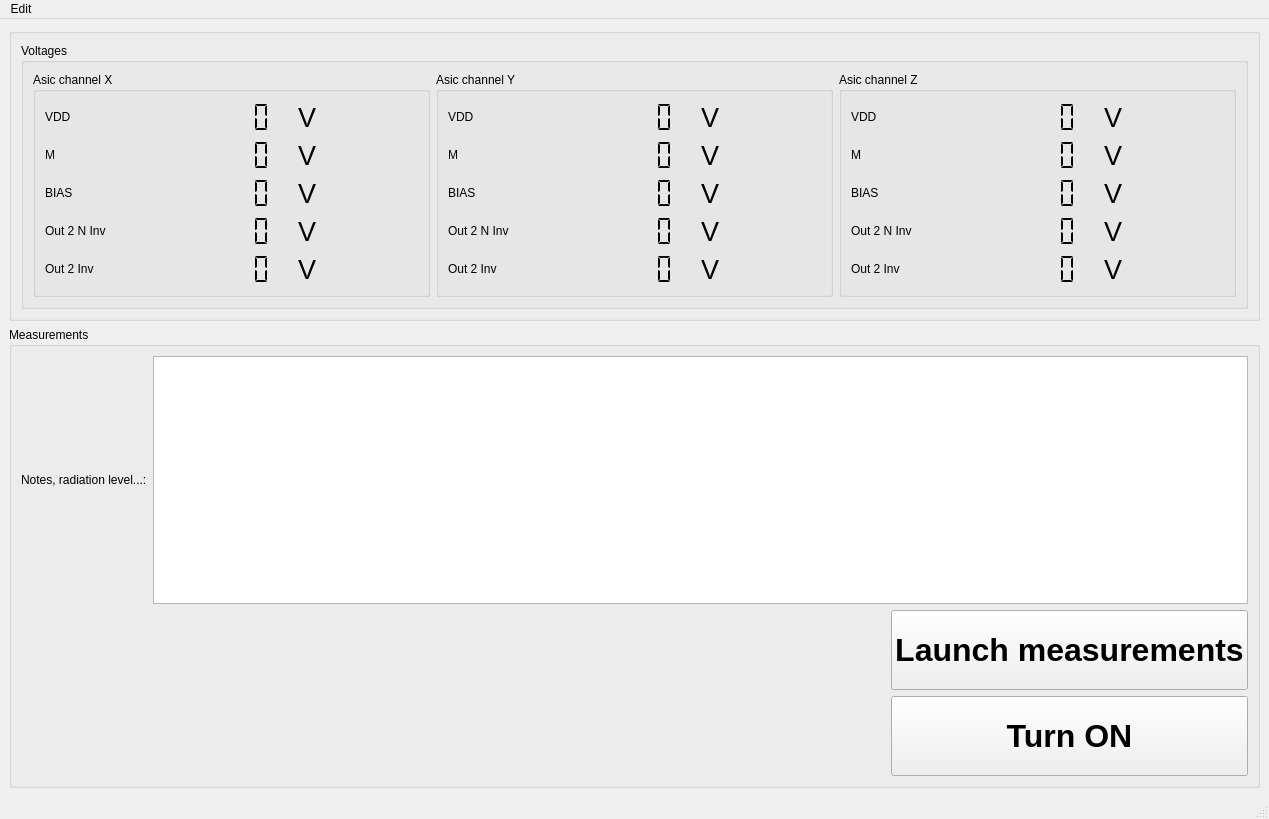
Qt form designer/mainwindow.ui (NadjB/Juice_SCM_GSE) before a commit.
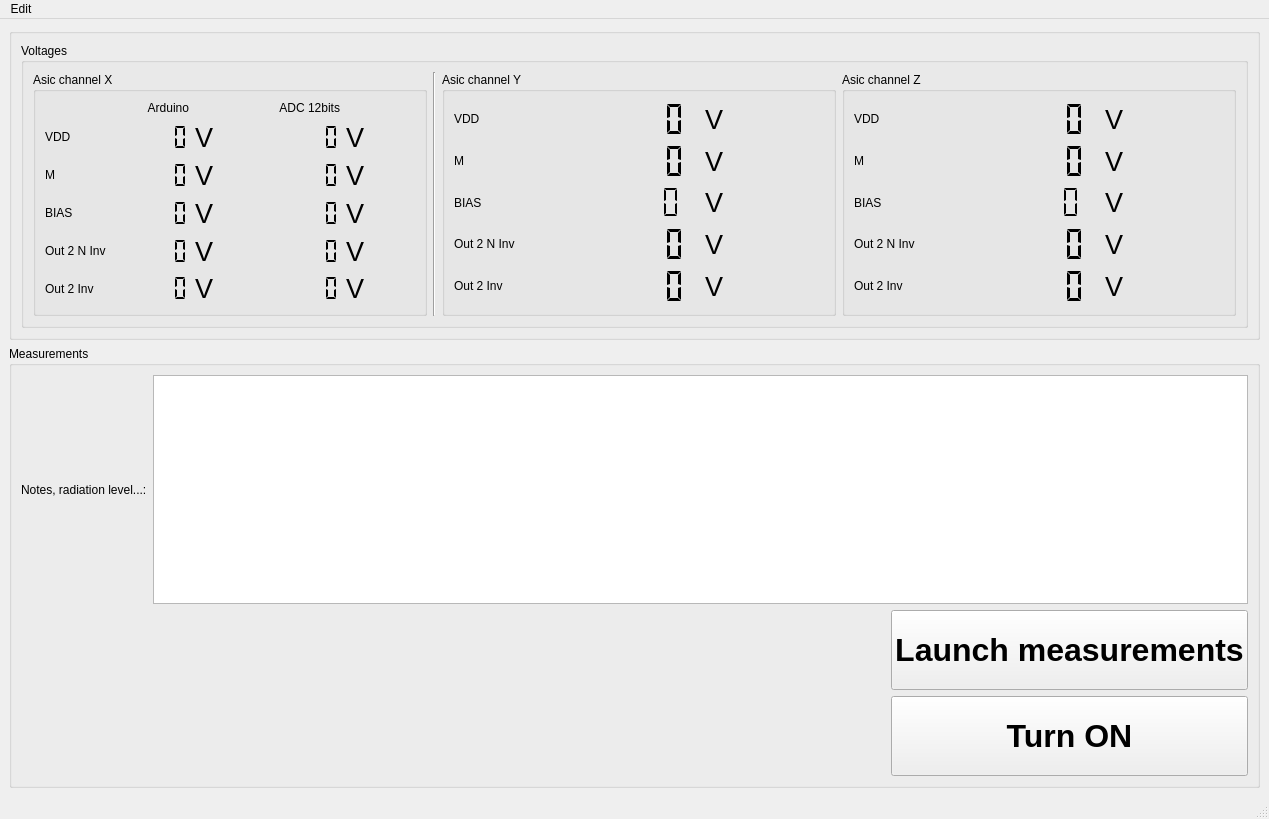
The same form after that commit. Icons and pictures are not drawn.

```diff
--- a/designer/mainwindow.ui
+++ b/designer/mainwindow.ui
@@ -31,7 +31,7 @@
           <string>Voltages</string>
          </property>
          <layout class="QGridLayout" name="gridLayout_4">
-          <item row="0" column="2">
+          <item row="0" column="3">
            <widget class="QGroupBox" name="groupBox_4">
             <property name="title">
              <string>Asic channel Z</string>
@@ -231,58 +231,7 @@
              <string>Asic channel X</string>
             </property>
             <layout class="QGridLayout" name="gridLayout_7">
-             <item row="2" column="0">
-              <widget class="QLabel" name="label_17">
-               <property name="text">
-                <string>M</string>
-               </property>
-              </widget>
-             </item>
-             <item row="2" column="1">
-              <widget class="QLCDNumber" name="CHX_M">
-               <property name="minimumSize">
-                <size>
-                 <width>0</width>
-                 <height>32</height>
-                </size>
-               </property>
-               <property name="frameShape">
-                <enum>QFrame::NoFrame</enum>
-               </property>
-               <property name="segmentStyle">
-                <enum>QLCDNumber::Flat</enum>
-               </property>
-              </widget>
-             </item>
              <item row="3" column="2">
-              <widget class="QLabel" name="label_27">
-               <property name="font">
-                <font>
-                 <pointsize>20</pointsize>
-                 <weight>50</weight>
-                 <bold>false</bold>
-                </font>
-               </property>
-               <property name="text">
-                <string>V</string>
-               </property>
-              </widget>
-             </item>
-             <item row="1" column="0">
-              <widget class="QLabel" name="label_18">
-               <property name="text">
-                <string>VDD</string>
-               </property>
-              </widget>
-             </item>
-             <item row="3" column="0">
-              <widget class="QLabel" name="label_16">
-               <property name="text">
-                <string>BIAS</string>
-               </property>
-              </widget>
-             </item>
-             <item row="2" column="2">
               <widget class="QLabel" name="label_26">
                <property name="font">
                 <font>
@@ -296,23 +245,7 @@
                </property>
               </widget>
              </item>
-             <item row="1" column="1">
-              <widget class="QLCDNumber" name="CHX_VDD">
-               <property name="minimumSize">
-                <size>
-                 <width>0</width>
-                 <height>32</height>
-                </size>
-               </property>
-               <property name="frameShape">
-                <enum>QFrame::NoFrame</enum>
-               </property>
-               <property name="segmentStyle">
-                <enum>QLCDNumber::Flat</enum>
-               </property>
-              </widget>
-             </item>
-             <item row="5" column="2">
+             <item row="6" column="2">
               <widget class="QLabel" name="label_35">
                <property name="font">
                 <font>
@@ -324,14 +257,34 @@
                </property>
               </widget>
              </item>
-             <item row="3" column="1">
-              <widget class="QLCDNumber" name="CHX_BIAS">
+             <item row="4" column="2">
+              <widget class="QLabel" name="label_27">
+               <property name="font">
+                <font>
+                 <pointsize>20</pointsize>
+                 <weight>50</weight>
+                 <bold>false</bold>
+                </font>
+               </property>
+               <property name="text">
+                <string>V</string>
+               </property>
+              </widget>
+             </item>
+             <item row="5" column="1">
+              <widget class="QLCDNumber" name="CHX_OUT2_NINV">
                <property name="minimumSize">
                 <size>
                  <width>0</width>
                  <height>32</height>
                 </size>
                </property>
+               <property name="font">
+                <font>
+                 <weight>50</weight>
+                 <bold>false</bold>
+                </font>
+               </property>
                <property name="frameShape">
                 <enum>QFrame::NoFrame</enum>
                </property>
@@ -340,7 +293,7 @@
                </property>
               </widget>
              </item>
-             <item row="5" column="1">
+             <item row="6" column="1">
               <widget class="QLCDNumber" name="CHX_OUT2_INV">
                <property name="enabled">
                 <bool>true</bool>
@@ -354,13 +307,95 @@
               </widget>
              </item>
              <item row="4" column="0">
+              <widget class="QLabel" name="label_16">
+               <property name="text">
+                <string>BIAS</string>
+               </property>
+              </widget>
+             </item>
+             <item row="3" column="1">
+              <widget class="QLCDNumber" name="CHX_M">
+               <property name="minimumSize">
+                <size>
+                 <width>0</width>
+                 <height>32</height>
+                </size>
+               </property>
+               <property name="frameShape">
+                <enum>QFrame::NoFrame</enum>
+               </property>
+               <property name="segmentStyle">
+                <enum>QLCDNumber::Flat</enum>
+               </property>
+              </widget>
+             </item>
+             <item row="2" column="1">
+              <widget class="QLCDNumber" name="CHX_VDD">
+               <property name="minimumSize">
+                <size>
+                 <width>0</width>
+                 <height>32</height>
+                </size>
+               </property>
+               <property name="frameShape">
+                <enum>QFrame::NoFrame</enum>
+               </property>
+               <property name="segmentStyle">
+                <enum>QLCDNumber::Flat</enum>
+               </property>
+              </widget>
+             </item>
+             <item row="2" column="3">
+              <widget class="QLCDNumber" name="CHX_VDD_ADC">
+               <property name="font">
+                <font>
+                 <kerning>true</kerning>
+                </font>
+               </property>
+               <property name="frameShape">
+                <enum>QFrame::NoFrame</enum>
+               </property>
+               <property name="segmentStyle">
+                <enum>QLCDNumber::Flat</enum>
+               </property>
+              </widget>
+             </item>
+             <item row="2" column="0">
+              <widget class="QLabel" name="label_18">
+               <property name="text">
+                <string>VDD</string>
+               </property>
+              </widget>
+             </item>
+             <item row="2" column="2">
+              <widget class="QLabel" name="label_25">
+               <property name="font">
+                <font>
+                 <pointsize>20</pointsize>
+                 <weight>50</weight>
+                 <bold>false</bold>
+                </font>
+               </property>
+               <property name="text">
+                <string>V</string>
+               </property>
+              </widget>
+             </item>
+             <item row="6" column="0">
+              <widget class="QLabel" name="label_34">
+               <property name="text">
+                <string>Out 2 Inv</string>
+               </property>
+              </widget>
+             </item>
+             <item row="5" column="0">
               <widget class="QLabel" name="label_15">
                <property name="text">
                 <string>Out 2 N Inv</string>
                </property>
               </widget>
              </item>
-             <item row="4" column="2">
+             <item row="5" column="2">
               <widget class="QLabel" name="label_19">
                <property name="font">
                 <font>
@@ -374,27 +409,43 @@
                </property>
               </widget>
              </item>
-             <item row="5" column="0">
-              <widget class="QLabel" name="label_34">
+             <item row="3" column="0">
+              <widget class="QLabel" name="label_17">
                <property name="text">
-                <string>Out 2 Inv</string>
+                <string>M</string>
                </property>
               </widget>
              </item>
              <item row="4" column="1">
-              <widget class="QLCDNumber" name="CHX_OUT2_NINV">
+              <widget class="QLCDNumber" name="CHX_BIAS">
                <property name="minimumSize">
                 <size>
                  <width>0</width>
                  <height>32</height>
                 </size>
                </property>
+               <property name="frameShape">
+                <enum>QFrame::NoFrame</enum>
+               </property>
+               <property name="segmentStyle">
+                <enum>QLCDNumber::Flat</enum>
+               </property>
+              </widget>
+             </item>
+             <item row="2" column="4">
+              <widget class="QLabel" name="label_2">
                <property name="font">
                 <font>
-                 <weight>50</weight>
-                 <bold>false</bold>
+                 <pointsize>20</pointsize>
                 </font>
                </property>
+               <property name="text">
+                <string>V</string>
+               </property>
+              </widget>
+             </item>
+             <item row="4" column="3">
+              <widget class="QLCDNumber" name="CHX_BIAS_ADC">
                <property name="frameShape">
                 <enum>QFrame::NoFrame</enum>
                </property>
@@ -403,13 +454,31 @@
                </property>
               </widget>
              </item>
-             <item row="1" column="2">
-              <widget class="QLabel" name="label_25">
+             <item row="5" column="3">
+              <widget class="QLCDNumber" name="CHX_OUT2_NINV_ADC">
+               <property name="frameShape">
+                <enum>QFrame::NoFrame</enum>
+               </property>
+               <property name="segmentStyle">
+                <enum>QLCDNumber::Flat</enum>
+               </property>
+              </widget>
+             </item>
+             <item row="6" column="3">
+              <widget class="QLCDNumber" name="CHX_OUT2_INV_ADC">
+               <property name="frameShape">
+                <enum>QFrame::NoFrame</enum>
+               </property>
+               <property name="segmentStyle">
+                <enum>QLCDNumber::Flat</enum>
+               </property>
+              </widget>
+             </item>
+             <item row="3" column="4">
+              <widget class="QLabel" name="label_3">
                <property name="font">
                 <font>
                  <pointsize>20</pointsize>
-                 <weight>50</weight>
-                 <bold>false</bold>
                 </font>
                </property>
                <property name="text">
@@ -417,10 +486,76 @@
                </property>
               </widget>
              </item>
+             <item row="4" column="4">
+              <widget class="QLabel" name="label_4">
+               <property name="font">
+                <font>
+                 <pointsize>20</pointsize>
+                </font>
+               </property>
+               <property name="text">
+                <string>V</string>
+               </property>
+              </widget>
+             </item>
+             <item row="5" column="4">
+              <widget class="QLabel" name="label_5">
+               <property name="font">
+                <font>
+                 <pointsize>20</pointsize>
+                </font>
+               </property>
+               <property name="text">
+                <string>V</string>
+               </property>
+              </widget>
+             </item>
+             <item row="6" column="4">
+              <widget class="QLabel" name="label_6">
+               <property name="font">
+                <font>
+                 <pointsize>20</pointsize>
+                </font>
+               </property>
+               <property name="text">
+                <string>V</string>
+               </property>
+              </widget>
+             </item>
+             <item row="3" column="3">
+              <widget class="QLCDNumber" name="CHX_M_ADC">
+               <property name="frameShape">
+                <enum>QFrame::NoFrame</enum>
+               </property>
+               <property name="segmentStyle">
+                <enum>QLCDNumber::Flat</enum>
+               </property>
+              </widget>
+             </item>
+             <item row="1" column="1">
+              <widget class="QLabel" name="label_36">
+               <property name="text">
+                <string>Arduino</string>
+               </property>
+               <property name="alignment">
+                <set>Qt::AlignRight|Qt::AlignTrailing|Qt::AlignVCenter</set>
+               </property>
+              </widget>
+             </item>
+             <item row="1" column="3">
+              <widget class="QLabel" name="label_37">
+               <property name="text">
+                <string>ADC 12bits</string>
+               </property>
+               <property name="alignment">
+                <set>Qt::AlignRight|Qt::AlignTrailing|Qt::AlignVCenter</set>
+               </property>
+              </widget>
+             </item>
             </layout>
            </widget>
           </item>
-          <item row="0" column="1">
+          <item row="0" column="2">
            <widget class="QGroupBox" name="groupBox_5">
             <property name="title">
              <string>Asic channel Y</string>
@@ -608,6 +743,20 @@
             </layout>
            </widget>
           </item>
+          <item row="0" column="1">
+           <widget class="Line" name="line">
+            <property name="font">
+             <font>
+              <pointsize>50</pointsize>
+              <weight>75</weight>
+              <bold>true</bold>
+             </font>
+            </property>
+            <property name="orientation">
+             <enum>Qt::Vertical</enum>
+            </property>
+           </widget>
+          </item>
          </layout>
         </widget>
        </item>
```
